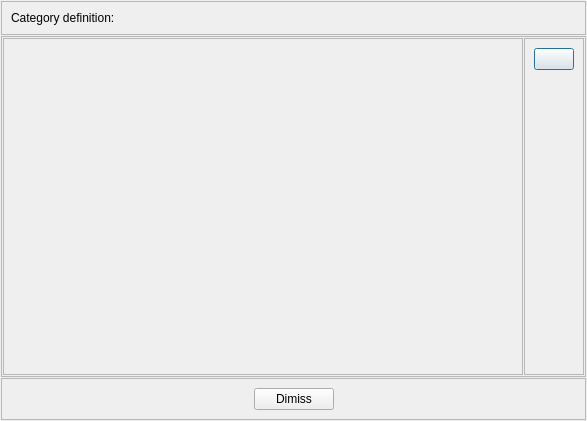
This is softindiccalib/softindicatorcalibrationdialog.ui in PauloCarvalhoRJ/gammaray as Qt 5 draws it before an edit. The edited form follows.
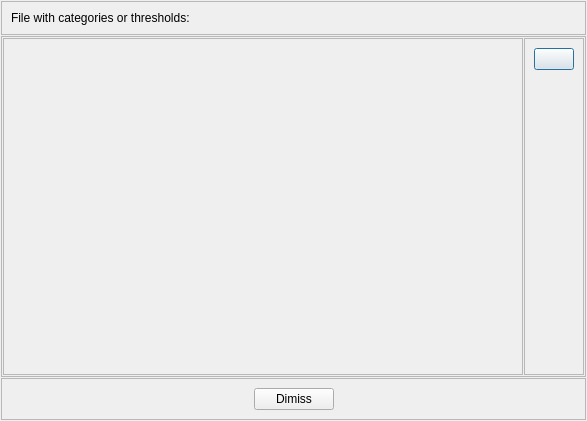
This is the edited form.

Patch:
```diff
--- a/softindiccalib/softindicatorcalibrationdialog.ui
+++ b/softindiccalib/softindicatorcalibrationdialog.ui
@@ -41,7 +41,7 @@
       <item>
        <widget class="QLabel" name="label">
         <property name="text">
-         <string>Category definition:</string>
+         <string>File with categories or thresholds:</string>
         </property>
        </widget>
       </item>
```
